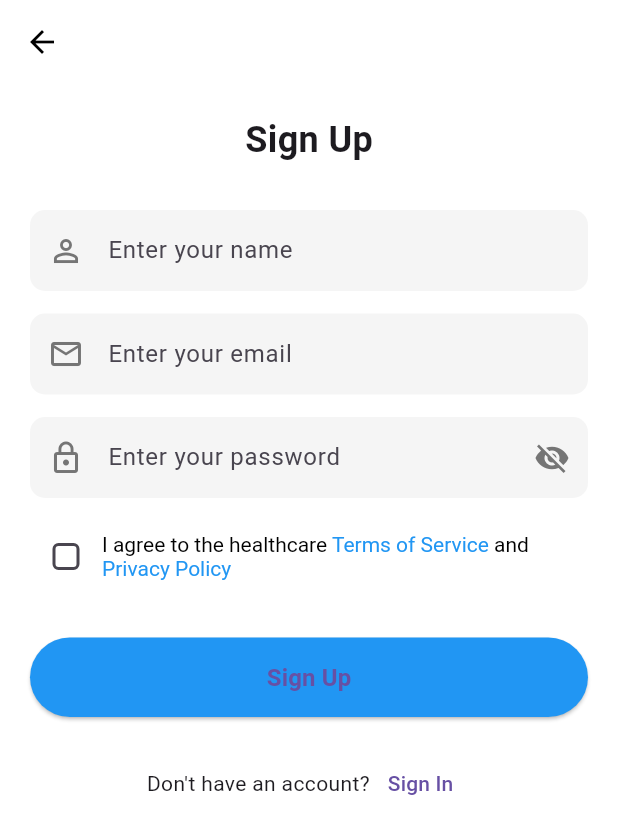
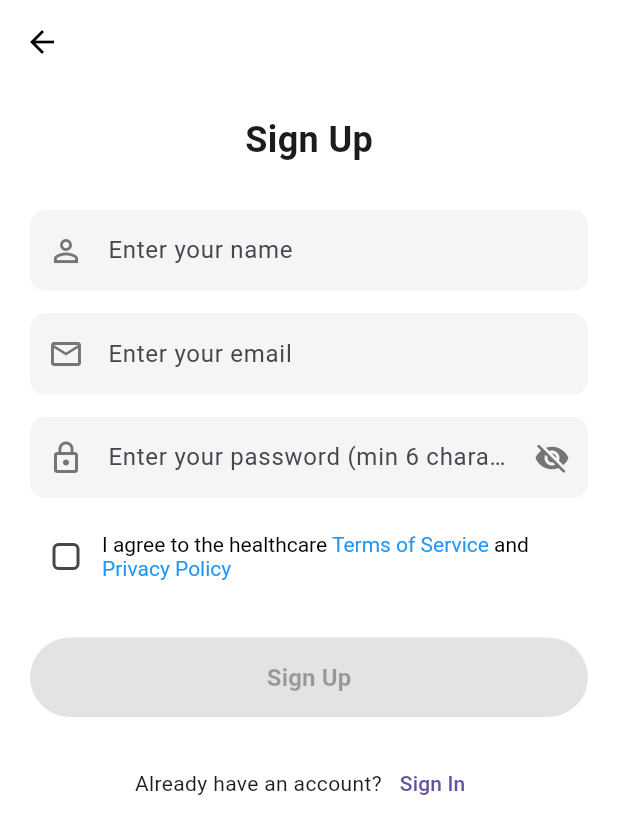
Before and after one commit to Nethumini/MAD_project, a Flutter app: the SignUppage screen opened by its route, on a phone screen of 412 x 824 dp. Shown: the top 834 px of the screen. Run offline on Flutter 3.47's test engine with Material 3 defaults, Android fonts, the phone set to English and light mode, and no system bars; network calls fail; Roboto replaces fonts that are missing (Poppins).

Commit message:
signup_page updated

```diff
--- a/lib/signup_page.dart
+++ b/lib/signup_page.dart
@@ -11,6 +11,39 @@ class SignUppage extends StatefulWidget {
 class _SignUppageState extends State<SignUppage> {
   bool _obscurePassword = true;
   bool _agreeToTerms = false;
+  bool _isFormValid = false;
+
+  final TextEditingController _nameController = TextEditingController();
+  final TextEditingController _emailController = TextEditingController();
+  final TextEditingController _passwordController = TextEditingController();
+
+  final RegExp _emailRegex =
+      RegExp(r'^[a-zA-Z0-9._%+-]+@[a-zA-Z0-9.-]+\.[a-zA-Z]{2,}$');
+
+  void _validateForm() {
+    setState(() {
+      _isFormValid = _nameController.text.isNotEmpty &&
+          _emailRegex.hasMatch(_emailController.text) &&
+          _passwordController.text.length >= 6 &&
+          _agreeToTerms;
+    });
+  }
+
+  @override
+  void initState() {
+    super.initState();
+    _nameController.addListener(_validateForm);
+    _emailController.addListener(_validateForm);
+    _passwordController.addListener(_validateForm);
+  }
+
+  @override
+  void dispose() {
+    _nameController.dispose();
+    _emailController.dispose();
+    _passwordController.dispose();
+    super.dispose();
+  }
 
   @override
   Widget build(BuildContext context) {
@@ -47,6 +80,7 @@ class _SignUppageState extends State<SignUppage> {
                   borderRadius: BorderRadius.circular(10),
                 ),
                 child: TextField(
+                  controller: _nameController,
                   decoration: InputDecoration(
                     hintText: 'Enter your name',
                     border: InputBorder.none,
@@ -56,32 +90,39 @@ class _SignUppageState extends State<SignUppage> {
                 ),
               ),
               const SizedBox(height: 15),
-              // Email field
+              // Email field with validation
               Container(
                 decoration: BoxDecoration(
                   color: Colors.grey[100],
                   borderRadius: BorderRadius.circular(10),
                 ),
                 child: TextField(
+                  controller: _emailController,
+                  keyboardType: TextInputType.emailAddress,
                   decoration: InputDecoration(
                     hintText: 'Enter your email',
                     border: InputBorder.none,
                     prefixIcon: Icon(Icons.mail_outline, color: Colors.grey[600]),
                     contentPadding: const EdgeInsets.symmetric(vertical: 15),
+                    errorText: _emailController.text.isNotEmpty &&
+                            !_emailRegex.hasMatch(_emailController.text)
+                        ? "Enter a valid email"
+                        : null,
                   ),
                 ),
               ),
               const SizedBox(height: 15),
-              // Password field
+              // Password field with validation
               Container(
                 decoration: BoxDecoration(
                   color: Colors.grey[100],
                   borderRadius: BorderRadius.circular(10),
                 ),
                 child: TextField(
+                  controller: _passwordController,
                   obscureText: _obscurePassword,
                   decoration: InputDecoration(
-                    hintText: 'Enter your password',
+                    hintText: 'Enter your password (min 6 characters)',
                     border: InputBorder.none,
                     prefixIcon: Icon(Icons.lock_outline, color: Colors.grey[600]),
                     suffixIcon: IconButton(
@@ -96,6 +137,10 @@ class _SignUppageState extends State<SignUppage> {
                       },
                     ),
                     contentPadding: const EdgeInsets.symmetric(vertical: 15),
+                    errorText: _passwordController.text.isNotEmpty &&
+                            _passwordController.text.length < 6
+                        ? "Password must be at least 6 characters"
+                        : null,
                   ),
                 ),
               ),
@@ -108,6 +153,7 @@ class _SignUppageState extends State<SignUppage> {
                     onChanged: (value) {
                       setState(() {
                         _agreeToTerms = value!;
+                        _validateForm();
                       });
                     },
                     shape: RoundedRectangleBorder(
@@ -118,19 +164,19 @@ class _SignUppageState extends State<SignUppage> {
                     child: RichText(
                       text: TextSpan(
                         text: 'I agree to the healthcare ',
-                        style: TextStyle(color: Colors.black),
+                        style: const TextStyle(color: Colors.black),
                         children: [
                           TextSpan(
                             text: 'Terms of Service',
-                            style: TextStyle(color: Colors.blue),
+                            style: const TextStyle(color: Colors.blue),
                           ),
-                          TextSpan(
+                          const TextSpan(
                             text: ' and ',
                             style: TextStyle(color: Colors.black),
                           ),
                           TextSpan(
                             text: 'Privacy Policy',
-                            style: TextStyle(color: Colors.blue),
+                            style: const TextStyle(color: Colors.blue),
                           ),
                         ],
                       ),
@@ -139,13 +185,15 @@ class _SignUppageState extends State<SignUppage> {
                 ],
               ),
               const SizedBox(height: 30),
-              // Sign Up button
+              // Sign Up button (Disabled when invalid)
               ElevatedButton(
-                onPressed: () {
-                  // Sign up logic would go here
-                },
+                onPressed: _isFormValid
+                    ? () {
+                        // Sign up logic would go here
+                      }
+                    : null, // Disabled when form is invalid
                 style: ElevatedButton.styleFrom(
-                  backgroundColor: Colors.blue,
+                  backgroundColor: _isFormValid ? Colors.blue : Colors.grey, // Grey when disabled
                   padding: const EdgeInsets.symmetric(vertical: 15),
                   shape: RoundedRectangleBorder(
                     borderRadius: BorderRadius.circular(30),
@@ -164,7 +212,7 @@ class _SignUppageState extends State<SignUppage> {
               Row(
                 mainAxisAlignment: MainAxisAlignment.center,
                 children: [
-                  const Text("Don't have an account?"),
+                  const Text("Already have an account?"),
                   TextButton(
                     onPressed: () {
                       Navigator.push(
```
